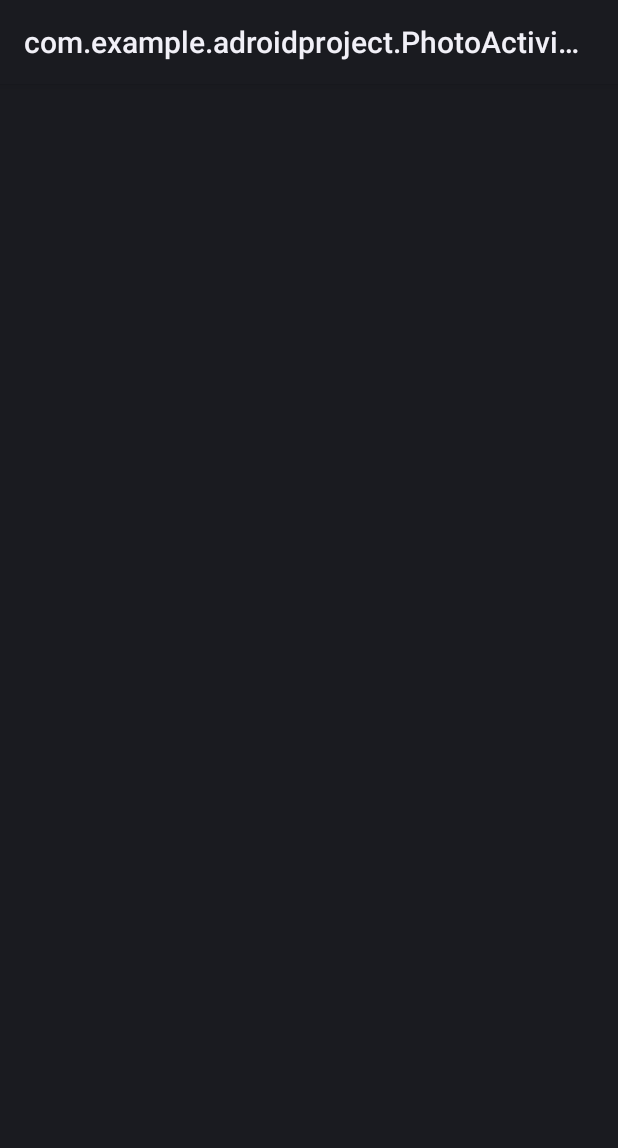
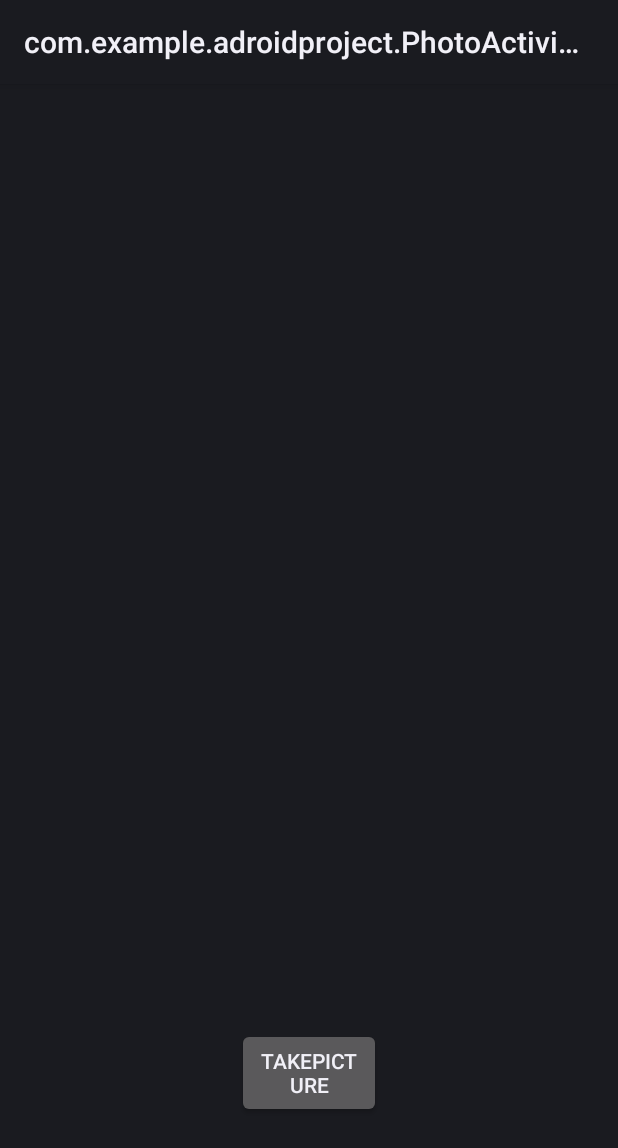
Before and after one commit to michelraskin/PhotoDiary, an Android app: the screen it shows after launch (PhotoActivity), after a tap on "TAKE PICTURE", on a phone screen of 412 x 824 dp. Shown: the top 1148 px of the screen. Run offline under Robolectric (Android 15) with nearby library versions, the phone set to English and light mode, and no system bars.

Commit message:
Mudando a Porra toda pra parar com a putaria

```diff
--- a/app/src/main/java/com/example/adroidproject/MainActivity.java
+++ b/app/src/main/java/com/example/adroidproject/MainActivity.java
@@ -1,8 +1,10 @@
 package com.example.adroidproject;
 
+import android.annotation.SuppressLint;
 import android.app.Activity;
 import android.content.Intent;
 import android.os.Build;
+import android.os.Environment;
 import android.support.annotation.RequiresApi;
 import android.support.v7.app.AppCompatActivity;
 import android.os.Bundle;
@@ -27,15 +29,20 @@ public class MainActivity extends Activity {
         final EditText editText = findViewById(R.id.dateTime);
         final TextView textView = findViewById(R.id.timeOpt);
         final TextView textView1 = findViewById(R.id.Choices);
+        final TextView textView2 = findViewById(R.id.diaryData);
         editText.setOnKeyListener(new View.OnKeyListener() {
+            @SuppressLint("SetTextI18n")
             @RequiresApi(api = Build.VERSION_CODES.O)
             public boolean onKey(View v, int keyCode, KeyEvent event) {
                 if (keyCode == KeyEvent.KEYCODE_ENTER) {
+
+                    text = "";
+
+                    String line;
+                    text = String.valueOf(editText.getText());
+                    textView2.setText(text);
                     try {
-                        text = "";
-                        BufferedReader bf = new BufferedReader(new FileReader(new File("file.txt")));
-                        String line;
-                        text = String.valueOf(editText.getText());
+                        BufferedReader bf = new BufferedReader(new FileReader("file.txt"));
                         while ((line = bf.readLine()) != null) {
                             String[] things = line.split(",");
                             String[] date = things[0].split("_");
@@ -56,6 +63,7 @@ public class MainActivity extends Activity {
                 } else if (keyCode == KeyEvent.ACTION_DOWN) {
                     text = text + String.valueOf(editText.getText());
                     textView1.setText(text);
+                    return true;
                 }
                 return false;
             }
--- a/app/src/main/java/com/example/adroidproject/file.txt
+++ b/app/src/main/java/com/example/adroidproject/file.txt
@@ -0,0 +1 @@
+2000-05-05_00:00,filsdfasdf,asdf,asdf,
--- a/app/src/main/res/layout/activity_photo.xml
+++ b/app/src/main/res/layout/activity_photo.xml
@@ -6,4 +6,31 @@
     android:layout_height="match_parent"
     tools:context=".PhotoActivity">
 
+    <FrameLayout
+        android:layout_width="395dp"
+        android:layout_height="715dp"
+        android:layout_marginStart="8dp"
+        android:layout_marginTop="8dp"
+        android:layout_marginEnd="8dp"
+        android:layout_marginBottom="300dp"
+        app:layout_constraintBottom_toBottomOf="parent"
+        app:layout_constraintEnd_toEndOf="parent"
+        app:layout_constraintStart_toStartOf="parent"
+        app:layout_constraintTop_toTopOf="parent">
+
+    </FrameLayout>
+
+    <Button
+        android:id="@+id/takePicture"
+        android:layout_width="96dp"
+        android:layout_height="60dp"
+        android:layout_marginStart="161dp"
+        android:layout_marginTop="600dp"
+        android:layout_marginEnd="162dp"
+        android:layout_marginBottom="50dp"
+        android:text="takePicture"
+        app:layout_constraintBottom_toBottomOf="parent"
+        app:layout_constraintEnd_toEndOf="parent"
+        app:layout_constraintStart_toStartOf="parent"
+        app:layout_constraintTop_toTopOf="parent" />
 </android.support.constraint.ConstraintLayout>
```
